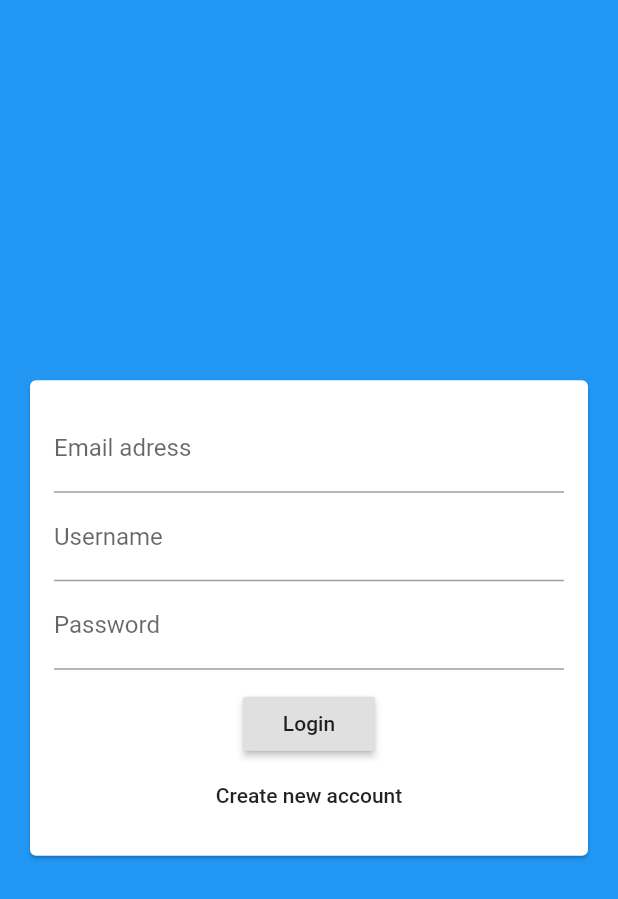
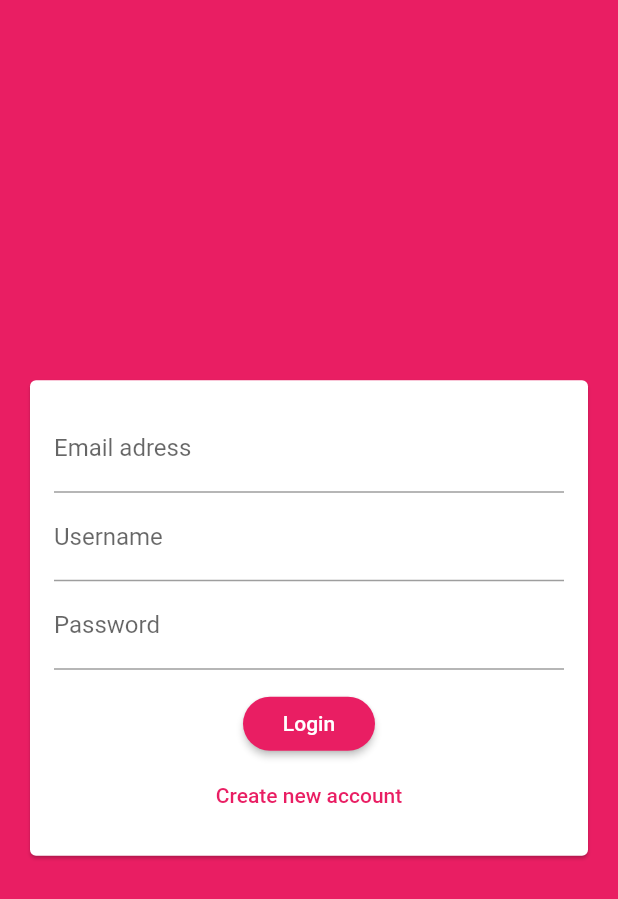
Before and after one commit to ik-code/flutter_chat_firebase, a Flutter app: the screen it shows after launch, on a phone screen of 412 x 824 dp. Shown: the top 899 px of the screen. Run offline on Flutter 3.47's test engine with Material 2 defaults, Android fonts, the phone set to English and light mode, and no system bars; our stand-ins replace cloud_firestore, firebase_core; accounts and stored records are empty.

Commit message:
Adding an App Theme

```diff
--- a/lib/main.dart
+++ b/lib/main.dart
@@ -21,7 +21,18 @@ class MyApp extends StatelessWidget {
       title: 'Flutter Chat',
       theme: ThemeData(
 
-        primarySwatch: Colors.blue,
+        primarySwatch: Colors.pink,
+        backgroundColor: Colors.pink,
+        accentColor: Colors.deepPurple,
+        accentColorBrightness: Brightness.dark,
+        buttonTheme: ButtonTheme.of(context).copyWith(
+          buttonColor: Colors.pink,
+          textTheme: ButtonTextTheme.primary,
+          shape: RoundedRectangleBorder(
+            borderRadius: BorderRadius.circular(20)
+          )
+        ),
+
       ),
       home: const AuthScreen(),
     );
--- a/lib/widgets/auth/auth_form.dart
+++ b/lib/widgets/auth/auth_form.dart
@@ -42,6 +42,7 @@ class _AuthFormState extends State<AuthForm> {
                     onPressed: (() {
 
                   }),
+                  textColor: Theme.of(context).primaryColor,
                   child: Text('Create new account'),
                   )
                 ],
```
